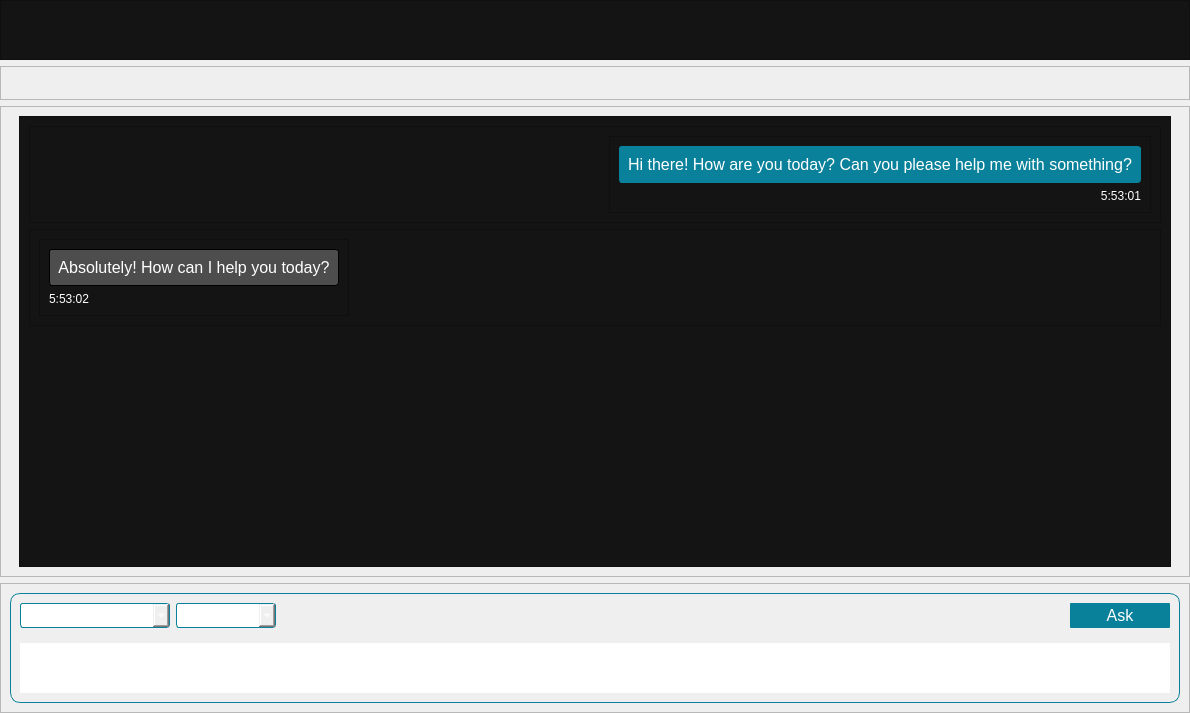
Above: interface/form.ui from amd/gaia before the change. Below: the same form after it.
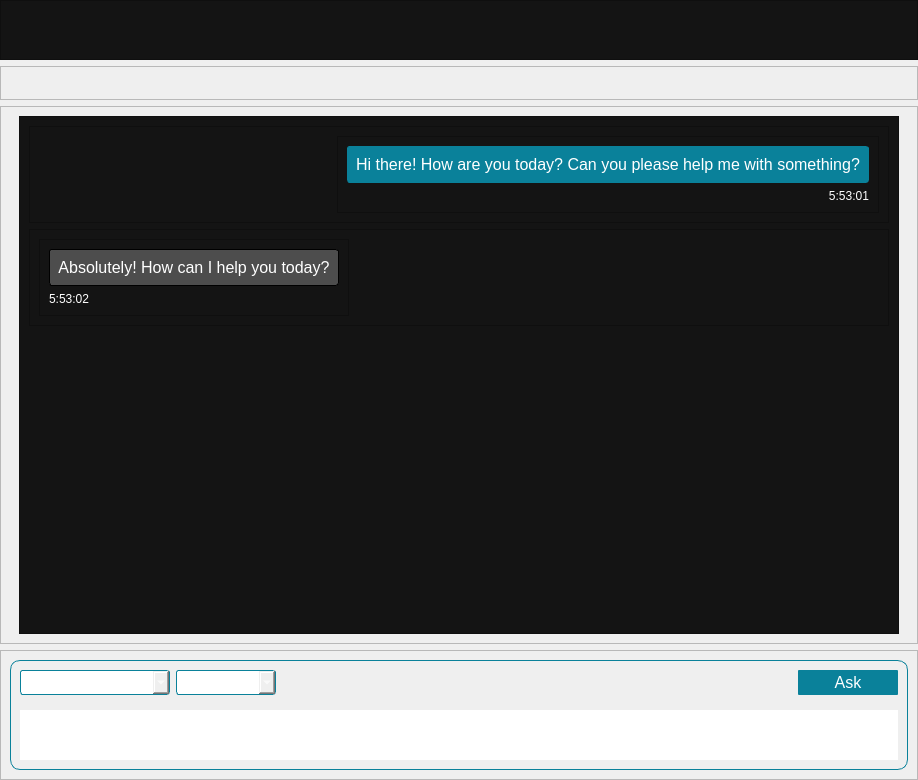
That is the form after the change. Icons and pictures are not drawn.

Commit message: wrap long texts

Diff of the .ui file:
```diff
--- a/interface/form.ui
+++ b/interface/form.ui
@@ -6,8 +6,8 @@
    <rect>
     <x>0</x>
     <y>0</y>
-    <width>1190</width>
-    <height>713</height>
+    <width>918</width>
+    <height>780</height>
    </rect>
   </property>
   <property name="sizePolicy">
@@ -16,6 +16,12 @@
     <verstretch>0</verstretch>
    </sizepolicy>
   </property>
+  <property name="minimumSize">
+   <size>
+    <width>750</width>
+    <height>750</height>
+   </size>
+  </property>
   <property name="windowTitle">
    <string>Widget</string>
   </property>
@@ -154,6 +160,12 @@
    </item>
    <item>
     <widget class="QFrame" name="chat">
+     <property name="minimumSize">
+      <size>
+       <width>0</width>
+       <height>0</height>
+      </size>
+     </property>
      <property name="frameShape">
       <enum>QFrame::StyledPanel</enum>
      </property>
@@ -197,8 +209,8 @@
           <rect>
            <x>0</x>
            <y>0</y>
-           <width>1170</width>
-           <height>315</height>
+           <width>898</width>
+           <height>382</height>
           </rect>
          </property>
          <layout class="QVBoxLayout" name="verticalLayout_6">
```
The commit also changes 2 other files.
